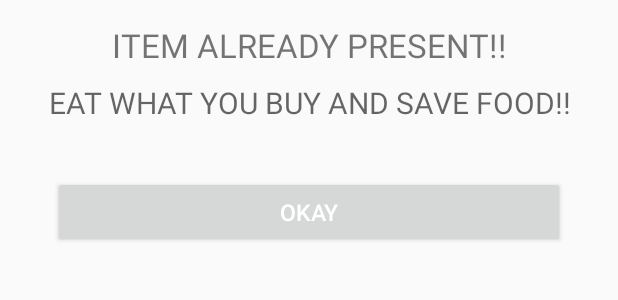
After one commit to piush-terminalwitchcraft/-Rubix-22-3-Team-7, an Android app: the layout overeat_dialogue_box.xml on its own in the app's theme, with its tools: preview values and no code run, on a phone screen of 412 x 824 dp. The commit adds this screen. Shown: the top 300 px of the screen. Run offline under Robolectric (Android 15) with nearby library versions, the phone set to English and light mode, and no system bars; network calls fail.

Commit message:
added dialogue box

```diff
--- /dev/null
+++ b/app/src/main/res/layout/overeat_dialogue_box.xml
@@ -0,0 +1,35 @@
+<?xml version="1.0" encoding="utf-8"?>
+<LinearLayout xmlns:android="http://schemas.android.com/apk/res/android"
+    android:orientation="vertical" android:layout_width="match_parent"
+    android:layout_height="match_parent"
+    android:padding="15dp">
+    <TextView
+        android:layout_width="match_parent"
+        android:layout_height="wrap_content"
+        android:text="ITEM ALREADY PRESENT!!"
+        android:textSize="22sp"
+        android:textAlignment="center" />
+    <TextView
+        android:id="@+id/txt_input"
+        android:layout_width="match_parent"
+        android:layout_height="wrap_content"
+        android:layout_marginTop="10dp"
+        android:hint="EAT WHAT YOU BUY AND SAVE FOOD!!"
+        android:gravity="center"
+        android:textSize="20sp" />
+    <LinearLayout
+        android:layout_width="match_parent"
+        android:layout_height="wrap_content"
+        android:layout_marginTop="15dp">
+
+        <Button
+            android:layout_width="match_parent"
+            android:layout_height="wrap_content"
+            android:text="Okay"
+            android:textColor="#ffffff"
+            android:textSize="15sp"
+            android:layout_weight="1"
+            android:id="@+id/btn_okay"
+            android:layout_margin="20dp"/>
+    </LinearLayout>
+</LinearLayout>
```
Also changed, not shown: app/src/main/AndroidManifest.xml (+4 -5 lines), app/src/main/java/com/krishana/androidhackathontemplates/FireBaseActivity.java (+57 -1 lines), app/src/main/java/com/krishana/androidhackathontemplates/MainActivity.kt (+10 -8 lines), app/src/main/java/com/krishana/androidhackathontemplates/to_buy_list.java (added, +72 -0 lines), app/src/main/java/com/krishana/androidhackathontemplates/to_buy_list_adapter.java (added, +62 -0 lines), app/src/main/res/layout/activity_to_buy_list.xml (added, +17 -0 lines), app/src/main/res/layout/to_buy_items_item.xml (added, +53 -0 lines).
